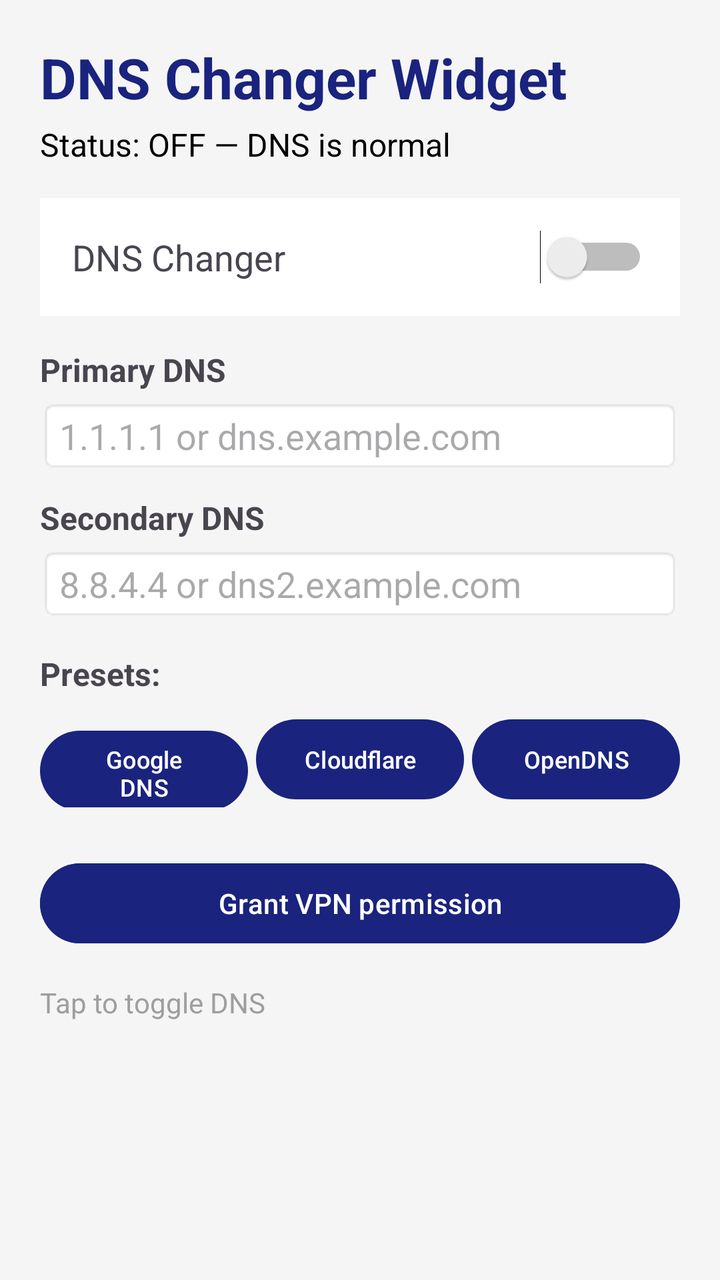
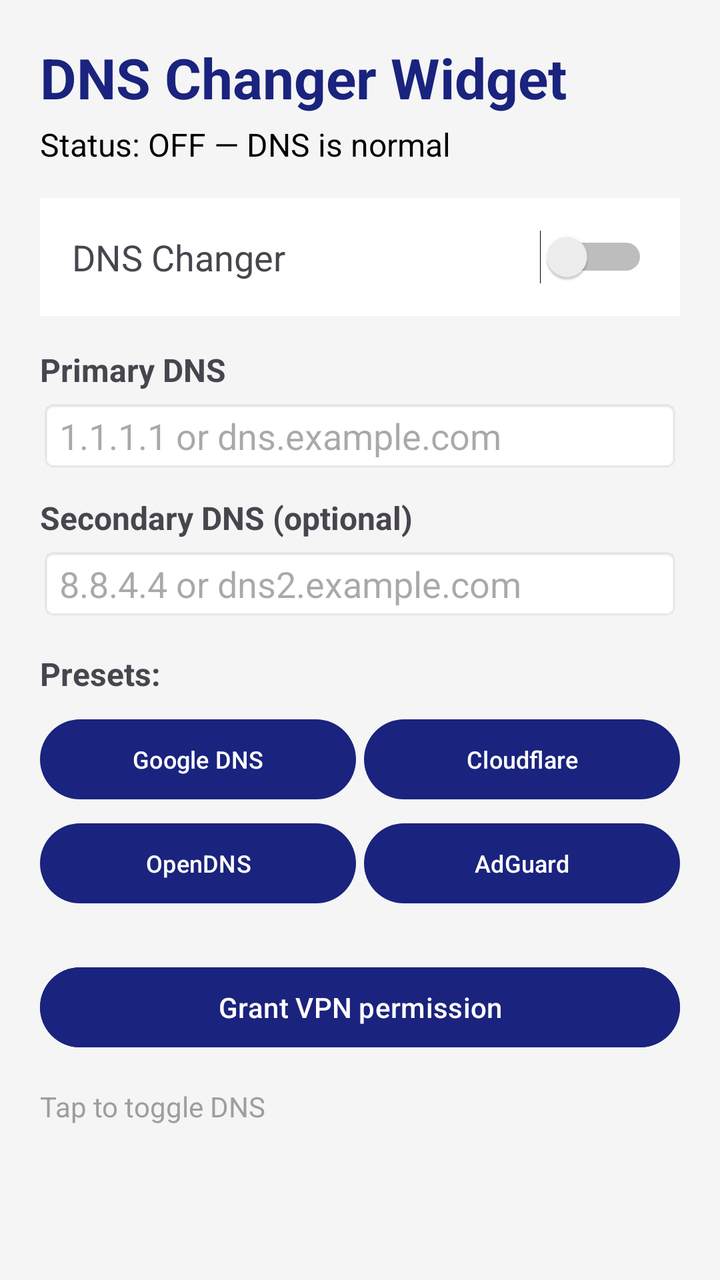

Compare the two renders of this Android layout. The source of the first and the diff that turns it into the second are given below.
<!-- AndroidManifest.xml: application theme Theme.DnsChanger -->
<!-- res/layout/activity_main.xml -->
<?xml version="1.0" encoding="utf-8"?>
<ScrollView xmlns:android="http://schemas.android.com/apk/res/android"
    android:layout_width="match_parent"
    android:layout_height="match_parent"
    android:background="@color/light_gray">

    <LinearLayout
        android:layout_width="match_parent"
        android:layout_height="wrap_content"
        android:orientation="vertical"
        android:padding="20dp">

        
        <TextView
            android:layout_width="wrap_content"
            android:layout_height="wrap_content"
            android:text="@string/app_name"
            android:textSize="28sp"
            android:textStyle="bold"
            android:textColor="@color/dark_blue"
            android:paddingBottom="4dp" />

        <TextView
            android:id="@+id/status_text"
            android:layout_width="wrap_content"
            android:layout_height="wrap_content"
            android:text="@string/status_off"
            android:textSize="16sp"
            android:textColor="@color/black"
            android:paddingBottom="16dp" />

        
        <LinearLayout
            android:layout_width="match_parent"
            android:layout_height="wrap_content"
            android:orientation="horizontal"
            android:gravity="center_vertical"
            android:background="@android:color/white"
            android:padding="16dp">

            <TextView
                android:layout_width="0dp"
                android:layout_height="wrap_content"
                android:layout_weight="1"
                android:text="@string/toggle_label"
                android:textSize="18sp" />

            <Switch
                android:id="@+id/toggle_switch"
                android:layout_width="wrap_content"
                android:layout_height="wrap_content" />
        </LinearLayout>

        <ProgressBar
            android:id="@+id/progress"
            style="?android:attr/progressBarStyle"
            android:layout_width="wrap_content"
            android:layout_height="wrap_content"
            android:layout_gravity="center_horizontal"
            android:visibility="gone" />

        
        <TextView
            android:layout_width="wrap_content"
            android:layout_height="wrap_content"
            android:text="@string/dns_primary_label"
            android:textSize="16sp"
            android:textStyle="bold"
            android:paddingTop="16dp"
            android:paddingBottom="4dp" />

        <EditText
            android:id="@+id/dns_primary"
            android:layout_width="match_parent"
            android:layout_height="wrap_content"
            android:inputType="textUri"
            android:maxLines="1"
            android:hint="1.1.1.1 or dns.example.com"
            android:background="@android:drawable/editbox_background" />

        <TextView
            android:layout_width="wrap_content"
            android:layout_height="wrap_content"
            android:text="@string/dns_secondary_label"
            android:textSize="16sp"
            android:textStyle="bold"
            android:paddingTop="12dp"
            android:paddingBottom="4dp" />

        <EditText
            android:id="@+id/dns_secondary"
            android:layout_width="match_parent"
            android:layout_height="wrap_content"
            android:inputType="textUri"
            android:maxLines="1"
            android:hint="8.8.4.4 or dns2.example.com"
            android:background="@android:drawable/editbox_background" />

        
        <TextView
            android:layout_width="wrap_content"
            android:layout_height="wrap_content"
            android:text="Presets:"
            android:textSize="16sp"
            android:textStyle="bold"
            android:paddingTop="16dp"
            android:paddingBottom="8dp" />

        <LinearLayout
            android:layout_width="match_parent"
            android:layout_height="wrap_content"
            android:orientation="horizontal">

            <Button
                android:id="@+id/preset_google"
                android:layout_width="0dp"
                android:layout_height="48dp"
                android:layout_weight="1"
                android:text="@string/preset_google"
                android:textSize="12sp"
                android:layout_marginEnd="4dp" />

            <Button
                android:id="@+id/preset_cloudflare"
                android:layout_width="0dp"
                android:layout_height="48dp"
                android:layout_weight="1"
                android:text="@string/preset_cloudflare"
                android:textSize="12sp"
                android:layout_marginEnd="4dp" />

            <Button
                android:id="@+id/preset_opendns"
                android:layout_width="0dp"
                android:layout_height="48dp"
                android:layout_weight="1"
                android:text="@string/preset_opendns"
                android:textSize="12sp" />
        </LinearLayout>

        
        <Button
            android:id="@+id/grant_permission"
            android:layout_width="match_parent"
            android:layout_height="wrap_content"
            android:layout_marginTop="24dp"
            android:text="@string/grant_permission"
            android:backgroundTint="@color/dark_blue"
            android:textColor="@color/white" />

        
        <TextView
            android:layout_width="wrap_content"
            android:layout_height="wrap_content"
            android:text="@string/widget_hint"
            android:textSize="14sp"
            android:textColor="@color/accent_gray"
            android:paddingTop="16dp" />

    </LinearLayout>
</ScrollView>
<!-- resources referenced by this layout -->
<resources>
  <color name="accent_gray">#9E9E9E</color>
  <color name="black">#000000</color>
  <color name="dark_blue">#1A237E</color>
  <color name="light_gray">#F5F5F5</color>
  <color name="white">#FFFFFF</color>
  <string name="app_name">DNS Changer Widget</string>
  <string name="dns_primary_label">Primary DNS</string>
  <string name="dns_secondary_label">Secondary DNS</string>
  <string name="grant_permission">Grant VPN permission</string>
  <string name="preset_cloudflare">Cloudflare</string>
  <string name="preset_google">Google DNS</string>
  <string name="preset_opendns">OpenDNS</string>
  <string name="status_off">Status: OFF — DNS is normal</string>
  <string name="toggle_label">DNS Changer</string>
  <string name="widget_hint">Tap to toggle DNS</string>
  <style name="Theme.DnsChanger" parent="Theme.Material3.DayNight.NoActionBar">
          <item name="colorPrimary">@color/dark_blue</item>
          <item name="colorSecondary">@color/accent_green</item>
      </style>
  <color name="accent_green">#4CAF50</color>
</resources>

<!-- the commit's change to res/layout/activity_main.xml (unified diff, before → after) -->
@@ -126,8 +126,14 @@
                 android:layout_height="48dp"
                 android:layout_weight="1"
                 android:text="@string/preset_cloudflare"
-                android:textSize="12sp"
-                android:layout_marginEnd="4dp" />
+                android:textSize="12sp" />
+        </LinearLayout>
+
+        <LinearLayout
+            android:layout_width="match_parent"
+            android:layout_height="wrap_content"
+            android:orientation="horizontal"
+            android:paddingTop="4dp">
 
             <Button
                 android:id="@+id/preset_opendns"
@@ -135,6 +141,15 @@
                 android:layout_height="48dp"
                 android:layout_weight="1"
                 android:text="@string/preset_opendns"
+                android:textSize="12sp"
+                android:layout_marginEnd="4dp" />
+
+            <Button
+                android:id="@+id/preset_adguard"
+                android:layout_width="0dp"
+                android:layout_height="48dp"
+                android:layout_weight="1"
+                android:text="@string/preset_adguard"
                 android:textSize="12sp" />
         </LinearLayout>
 
<!-- resource entries referenced after the edit -->
@@ -7,8 +7,9 @@
   <color name="white">#FFFFFF</color>
   <string name="app_name">DNS Changer Widget</string>
   <string name="dns_primary_label">Primary DNS</string>
-  <string name="dns_secondary_label">Secondary DNS</string>
+  <string name="dns_secondary_label">Secondary DNS (optional)</string>
   <string name="grant_permission">Grant VPN permission</string>
+  <string name="preset_adguard">AdGuard</string>
   <string name="preset_cloudflare">Cloudflare</string>
   <string name="preset_google">Google DNS</string>
   <string name="preset_opendns">OpenDNS</string>
